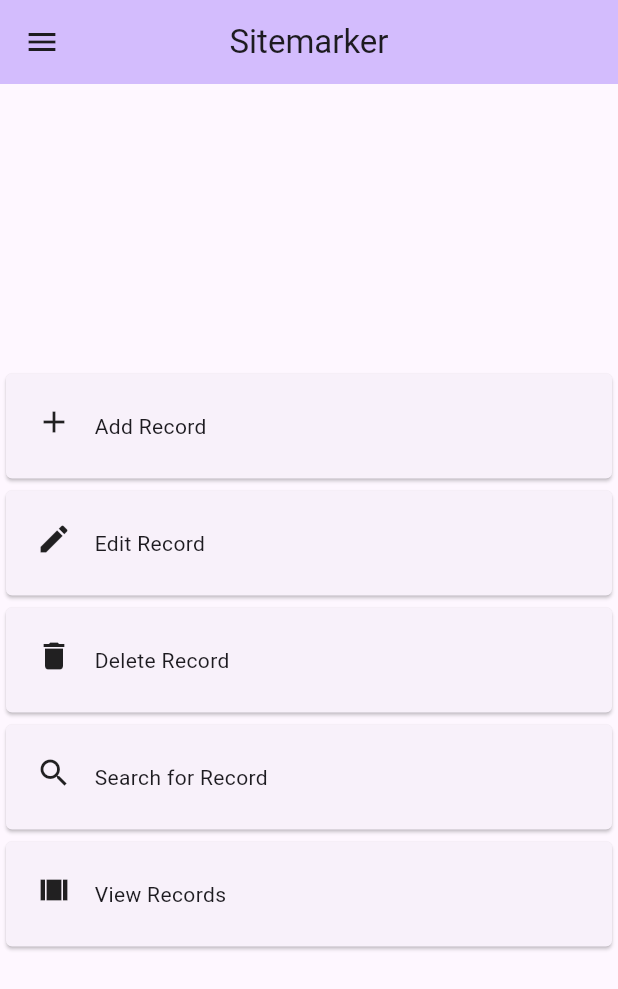
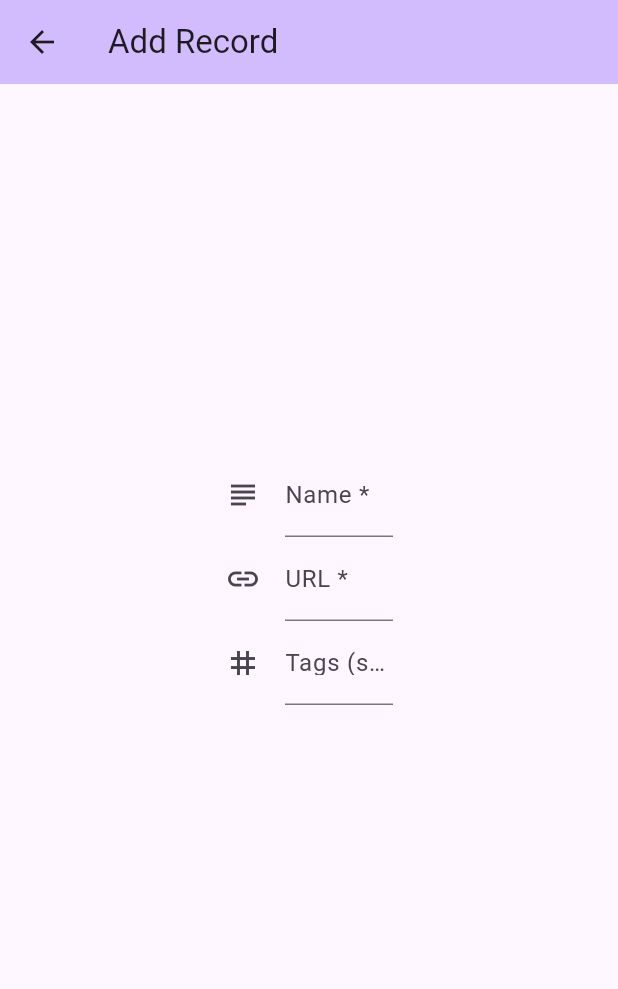
Before and after one commit to aerocyber/sitemarker, a Flutter app: the screen it shows after launch, after a tap on "Add Record", on a phone screen of 412 x 824 dp. Shown: the top 989 px of the screen. Run offline on Flutter 3.47's test engine with Material 3 defaults, Android fonts, the phone set to English and light mode, and no system bars; our stand-ins replace objectbox; generated files the repository leaves out were written again.

Commit message:
Add a number of changes that involve replacing internal.omio to ObjectBox DB, new pages, build config, logo, navigation and others.

```diff
--- a/lib/components/nav_drawer.dart
+++ b/lib/components/nav_drawer.dart
@@ -1,4 +1,6 @@
 import 'package:flutter/material.dart';
+import 'package:sitemarker/pages/dialog.dart';
+import 'package:url_launcher/url_launcher.dart';
 
 class NavDrawer extends StatelessWidget {
   const NavDrawer({super.key});
@@ -14,18 +16,11 @@ class NavDrawer extends StatelessWidget {
                 BoxDecoration(color: Color.fromARGB(255, 175, 188, 207)),
             child: Column(
               mainAxisAlignment: MainAxisAlignment.center,
-              children: [
-                Text(
-                  "Options",
-                  textAlign: TextAlign.center,
-                  style: TextStyle(
-                    color: Color.fromARGB(255, 34, 34, 34),
-                  ),
-                ),
-              ],
+              children: [],
             ),
           ),
           ListTile(
+            leading: const Icon(Icons.report),
             title: const Text(
               "Report Issue",
               textAlign: TextAlign.center,
@@ -33,40 +28,142 @@ class NavDrawer extends StatelessWidget {
                 color: Color.fromARGB(255, 157, 43, 43),
               ),
             ),
-            onTap: () => {}, // TODO: Implement navigation to About page
+            onTap: _launchUrlIssue,
           ),
-          ListTile(
-            title: const Text(
-              "Donate",
-              textAlign: TextAlign.center,
-              style: TextStyle(
-                color: Color.fromARGB(255, 74, 201, 63),
+          GestureDetector(
+            onTap: _launchUrlDocs,
+            child: ListTile(
+              leading: const Icon(Icons.description),
+              title: Text(
+                "Documentation",
+                textAlign: TextAlign.center,
+                style: TextStyle(
+                  color: Theme.of(context).colorScheme.primary,
+                ),
               ),
             ),
-            onTap: () => {}, // TODO: Implement navigation to About page
           ),
-          ListTile(
-            title: const Text(
+          GestureDetector(
+            child: ListTile(
+              leading: const Icon(Icons.favorite),
+              title: Text(
+                "Donate",
+                textAlign: TextAlign.center,
+                style: TextStyle(
+                  color: Theme.of(context).colorScheme.primary,
+                ),
+              ),
+              onTap: () {
+                showAlertDialog(context);
+              },
+            ),
+          ),
+          AboutListTile(
+            icon: const Icon(Icons.info),
+            applicationIcon: Image.asset("assets/icons/sitemarker-logo.png"),
+            applicationLegalese:
+                '\u{a9} 2023 - present Aero\nLicensed under the MIT License',
+            applicationName: 'Sitemarker',
+            applicationVersion: '2.0.0-dev',
+            aboutBoxChildren: <Widget>[
+              const SizedBox(
+                height: 25,
+              ),
+              RichText(
+                  text: TextSpan(children: <TextSpan>[
+                TextSpan(
+                    style: Theme.of(context).textTheme.bodyMedium!,
+                    text:
+                        'Sitemarker is an open source bookmark manager for easy bookmark management. Learn more at '),
+                TextSpan(
+                  style: Theme.of(context).textTheme.bodyMedium!.copyWith(
+                        color: Theme.of(context).colorScheme.primary,
+                      ),
+                  text: 'https://aerocyber.github.io/sitemarker',
+                ),
+                TextSpan(
+                    style: Theme.of(context).textTheme.bodyMedium!, text: '.'),
+              ]))
+            ],
+            child: ListTile(
+                title: Text(
               "About",
               textAlign: TextAlign.center,
               style: TextStyle(
-                color: Colors.blueGrey,
+                color: Theme.of(context).colorScheme.primary,
               ),
-            ),
-            onTap: () => {}, // TODO: Implement navigation to About page
+            )),
           ),
-          ListTile(
-            title: const Text(
-              "Licenses",
-              textAlign: TextAlign.center,
-              style: TextStyle(
-                color: Colors.blueGrey,
-              ),
-            ),
-            onTap: () => {}, // TODO: Implement navigation to licenses page
-          )
         ],
       ),
     );
   }
+
+  showAlertDialog(BuildContext context) {
+    AlertDialog ad = AlertDialog(
+      title: const Text("Donate to the project"),
+      content: const Text("How would you like to donate?"),
+      actions: [
+        TextButton(
+          onPressed: _launchUrlBMC,
+          child: const Text("Buy Me a Coffee"),
+        ),
+        TextButton(
+            onPressed: _launchUrlGS, child: const Text("Github Sponsors")),
+        TextButton(
+            onPressed: () {
+              Navigator.pop(context);
+            },
+            child: const Text("Cancel")),
+      ],
+    );
+
+    showDialog(
+        context: context,
+        builder: (BuildContext context) {
+          return ad;
+        });
+  }
+
+  Future<void> _launchUrlBMC() async {
+    if (!await launchUrl(Uri.parse('https://buymeacoffee.com/aerocyber'))) {
+      const DialogInfo(
+        alertTitle: "Error launching the browser",
+        alertBody:
+            "Could not launch URL. Type in https://buymeacoffee.com/aerocyber in your browser!",
+      );
+    }
+  }
+
+  Future<void> _launchUrlGS() async {
+    if (!await launchUrl(Uri.parse('https://github.com/sponsors/aerocyber'))) {
+      const DialogInfo(
+        alertTitle: "Error launching the browser",
+        alertBody:
+            "Could not launch URL. Type in https://github.com/sponsors/aerocyber in your browser!",
+      );
+    }
+  }
+
+  Future<void> _launchUrlIssue() async {
+    if (!await launchUrl(
+        Uri.parse('https://github.com/aerocyber/sitemarker/issues'))) {
+      const DialogInfo(
+        alertTitle: "Error launching the browser",
+        alertBody:
+            "Could not launch URL. Type in https://github.com/aerocyber/sitemarker/issues in your browser!",
+      );
+    }
+  }
+
+  Future<void> _launchUrlDocs() async {
+    if (!await launchUrl(
+        Uri.parse('https://aerocyber.github.io/sitemarker/docs'))) {
+      const DialogInfo(
+        alertTitle: "Error launching the browser",
+        alertBody:
+            "Could not launch URL. Type in https://aerocyber.github.io/sitemarker/docs in your browser!",
+      );
+    }
+  }
 }
--- a/lib/main.dart
+++ b/lib/main.dart
@@ -1,5 +1,3 @@
-import 'dart:io';
-
 import 'package:flutter/material.dart';
 import 'package:sitemarker/components/card_add.dart';
 import 'package:sitemarker/components/card_delete.dart';
@@ -7,11 +5,18 @@ import 'package:sitemarker/components/card_edit.dart';
 import 'package:sitemarker/components/card_search.dart';
 import 'package:sitemarker/components/nav_drawer.dart';
 import 'package:sitemarker/components/card_view.dart';
+import 'package:sitemarker/model.dart';
+import 'package:sitemarker/objectbox_bind.dart';
+import 'package:sitemarker/pages/dialog.dart';
+import 'package:sitemarker/pages/page_add.dart';
+import 'package:sitemarker/pages/page_view.dart';
 import 'package:sitemarker/errors.dart';
-import 'package:sitemarker/sitemarker_data.dart';
-import 'package:sitemarker/omio_file.dart';
+import 'package:sitemarker/sitemarker_record.dart';
 
-void main() {
+late ObjectBox objectbox;
+Future<void> main() async {
+  WidgetsFlutterBinding.ensureInitialized();
+  objectbox = await ObjectBox.create();
   runApp(const SitemarkerApp());
 }
 
@@ -67,61 +72,27 @@ class SitemarkerHome extends StatefulWidget {
 }
 
 class _SitemarkerHomeState extends State<SitemarkerHome> {
-  late SitemarkerRecords smr;
-  late File omioFileLocation;
+  final recordBox = objectbox.store.box<SitemarkerInternalRecord>();
 
-  void _incrementCounter() {
-    setState(() {
-      // This call to setState tells the Flutter framework that something has
-      // changed in this State, which causes it to rerun the build method below
-      // so that the display can reflect the updated values. If we changed
-      // _counter without calling setState(), then the build method would not be
-      // called again, and so nothing would appear to happen.
-    });
-  }
+  _SitemarkerHomeState();
 
   @override
   Widget build(BuildContext context) {
-    // This method is rerun every time setState is called, for instance as done
-    // by the _incrementCounter method above.
-    //
-    // The Flutter framework has been optimized to make rerunning build methods
-    // fast, so that you can just rebuild anything that needs updating rather
-    // than having to individually change instances of widgets.
     return Scaffold(
       appBar: AppBar(
-        // TRY THIS: Try changing the color here to a specific color (to
-        // Colors.amber, perhaps?) and trigger a hot reload to see the AppBar
-        // change color while the other colors stay the same.
         backgroundColor: Theme.of(context).colorScheme.inversePrimary,
-        // Here we take the value from the MyHomePage object that was created by
-        // the App.build method, and use it to set our appbar title.
         title: Text(widget.title),
         centerTitle: true,
       ),
       body: Center(
-        // Center is a layout widget. It takes a single child and positions it
-        // in the middle of the parent.
         child: Column(
-          // Column is also a layout widget. It takes a list of children and
-          // arranges them vertically. By default, it sizes itself to fit its
-          // children horizontally, and tries to be as tall as its parent.
-          //
-          // Column has various properties to control how it sizes itself and
-          // how it positions its children. Here we use mainAxisAlignment to
-          // center the children vertically; the main axis here is the vertical
-          // axis because Columns are vertical (the cross axis would be
-          // horizontal).
-          //
-          // TRY THIS: Invoke "debug painting" (choose the "Toggle Debug Paint"
-          // action in the IDE, or press "p" in the console), to see the
-          // wireframe for each widget.
           mainAxisAlignment: MainAxisAlignment.center,
           children: <Widget>[
             GestureDetector(
               child: const CardAdd(),
-              onTap: () =>
-                  {}, // TODO: Implement adding record via page navigation
+              onTap: () {
+                _navigateGetData(context);
+              },
             ),
             GestureDetector(
               onTap: () =>
@@ -139,8 +110,15 @@ class _SitemarkerHomeState extends State<SitemarkerHome> {
               child: const CardSearch(),
             ),
             GestureDetector(
-              onTap: () =>
-                  {}, // TODO: Implement viewing record via page navigation
+              onTap: () {
+                Navigator.push(
+                    context,
+                    MaterialPageRoute(
+                      builder: (context) => ViewPage(
+                        ob: recordBox,
+                      ),
+                    ));
+              },
               child: const CardView(),
             ),
           ],
@@ -149,4 +127,46 @@ class _SitemarkerHomeState extends State<SitemarkerHome> {
       drawer: const NavDrawer(),
     );
   }
+
+  Future<void> _navigateGetData(BuildContext context) async {
+    try {
+      final SitemarkerRecord result = await Navigator.push(
+        context,
+        MaterialPageRoute(builder: (context) => PageAdd()),
+      );
+
+      if (!mounted) return;
+      String tagString = '';
+      for (int i = 0; i < result.tags.length; i++) {
+        tagString = "$tagString ${result.tags[i]}";
+        if (i != result.tags.length - 1) {
+          tagString = '$tagString, ';
+        }
+      }
+      SitemarkerInternalRecord smir =
+          SitemarkerInternalRecord(result.name, result.url, tagString);
+      recordBox.put(smir);
+    } on InvalidUrlError {
+      showAlertDialog(
+        context,
+        "Invalid URL",
+        "Please enter a valid URL.",
+      );
+    } on DuplicateRecordException {
+      showAlertDialog(context, "Duplicate Entry",
+          "There is already an entry with the provided name/URL.");
+    }
+  }
+
+  void showAlertDialog(
+      BuildContext context, String dialogTitle, String bodyText) {
+    showDialog(
+        context: context,
+        builder: (BuildContext context) {
+          return DialogInfo(
+            alertTitle: dialogTitle,
+            alertBody: bodyText,
+          );
+        });
+  }
 }
--- /dev/null
+++ b/lib/model.dart
@@ -0,0 +1,13 @@
+import 'package:objectbox/objectbox.dart';
+
+@Entity()
+class SitemarkerInternalRecord {
+  @Id()
+  int entryNo = 0;
+
+  final String name;
+  final String validUrl;
+  final String tagString;
+
+  SitemarkerInternalRecord(this.name, this.validUrl, this.tagString);
+}
--- /dev/null
+++ b/lib/objectbox_bind.dart
@@ -0,0 +1,20 @@
+import 'package:path/path.dart' as p;
+import 'package:path_provider/path_provider.dart';
+import 'objectbox.g.dart'; // created by `flutter pub run build_runner build`
+
+class ObjectBox {
+  /// The Store of this app.
+  late final Store store;
+
+  ObjectBox._create(this.store) {
+    // Add any additional setup code, e.g. build queries.
+  }
+
+  /// Create an instance of ObjectBox to use throughout the app.
+  static Future<ObjectBox> create() async {
+    final docsDir = await getApplicationDocumentsDirectory();
+    // Future<Store> openStore() {...} is defined in the generated objectbox.g.dart
+    final store = await openStore(directory: p.join(docsDir.path, "sitemarker"));
+    return ObjectBox._create(store);
+  }
+}
--- /dev/null
+++ b/lib/pages/page_add.dart
@@ -0,0 +1,106 @@
+import 'package:flutter/material.dart';
+import 'package:sitemarker/sitemarker_record.dart';
+
+class PageAdd extends StatelessWidget {
+  final SitemarkerRecord smr = SitemarkerRecord();
+  final _formkey = GlobalKey<FormState>();
+
+  PageAdd({super.key});
+
+  @override
+  Widget build(BuildContext context) {
+    return Scaffold(
+      appBar: AppBar(
+        title: const Text("Add Record"),
+        backgroundColor: Theme.of(context).colorScheme.inversePrimary,
+      ),
+      body: Center(
+        child: Form(
+          key: _formkey,
+          child: Padding(
+            padding: const EdgeInsets.all(150),
+            child: Wrap(
+              spacing: 100,
+              children: <Widget>[
+                TextFormField(
+                  decoration: const InputDecoration(
+                    icon: Icon(Icons.subject),
+                    hintText: 'Enter the name to be associated with the URL',
+                    labelText: 'Name *',
+                  ),
+                  validator: (name) {
+                    if (name == null || name.isEmpty) {
+                      return "Please enter a name";
+                    }
+                    smr.name = name;
+                    return null;
+                  },
+                ),
+                TextFormField(
+                  decoration: const InputDecoration(
+                    icon: Icon(Icons.link),
+                    hintText: 'Enter the URL',
+                    labelText: 'URL *',
+                  ),
+                  validator: (url) {
+                    if (url == null || url.isEmpty) {
+                      return "Please enter a link";
+                    }
+                    if (!(Uri.parse(url).isAbsolute)) {
+                      return "Please enter a valid URL";
+                    }
+                    smr.url = url;
+                    return null;
+                  },
+                ),
+                TextFormField(
+                  decoration: const InputDecoration(
+                    icon: Icon(Icons.tag),
+                    hintText:
+                        'Enter the tags to be associated with the URL separated by comma',
+                    labelText: 'Tags (separated by ,)',
+                  ),
+                  validator: (tags) {
+                    List<String> tagList = [];
+                    if (tags != null && tags.isNotEmpty) {
+                      List<String> tmp = tags.split(',');
+                      for (int i = 0; i < tmp.length; i++) {
+                        tagList.add(tmp[i]);
+                      }
+                    }
+                    smr.tags = tagList;
+                    return null;
+                  },
+                ),
+                Padding(
+                  padding:
+                      const EdgeInsets.symmetric(horizontal: 250, vertical: 30),
+                  child: Row(
+                    crossAxisAlignment: CrossAxisAlignment.center,
+                    children: <Widget>[
+                      ElevatedButton(
+                        onPressed: () {
+                          Navigator.pop(context, SitemarkerRecord());
+                        },
+                        child: const Text("Cancel"),
+                      ),
+                      const SizedBox(
+                        width: 100,
+                      ),
+                      ElevatedButton(
+                        onPressed: () {
+                          Navigator.pop(context, smr);
+                        },
+                        child: const Text("Submit"),
+                      ),
+                    ],
+                  ),
+                ),
+              ],
+            ),
+          ),
+        ),
+      ),
+    );
+  }
+}
--- a/lib/sitemarker_record.dart
+++ b/lib/sitemarker_record.dart
@@ -6,7 +6,9 @@ class SitemarkerRecord {
   late String url;
   late List<String> tags;
 
-  SitemarkerRecord(String name, String url, List<String> tags) {
+  SitemarkerRecord();
+
+  void setRecord(String name, String url, List<String> tags) {
     if (isValidUrl(url)) {
       this.name = name;
       this.url = url;
@@ -18,11 +20,6 @@ class SitemarkerRecord {
 
   bool isValidUrl(String url) {
     /// Check if URL is valid.
-    try {
-      Uri _ = Uri.dataFromString(url);
-    } on InvalidUrlError {
-      return false;
-    }
-    return true;
+    return Uri.parse(url).isAbsolute;
   }
 }
```
Also changed, not shown: lib/objectbox-model.json (added, +54 -0 lines), lib/omio_file.dart (+27 -27 lines), lib/pages/dialog.dart (added, +20 -0 lines), lib/pages/page_search.dart (added, +12 -0 lines), lib/pages/page_view.dart (added, +92 -0 lines), lib/sitemarker_data.dart (+10 -13 lines), pubspec.yaml (+11 -0 lines), assets/icons/appstore.png (added), assets/icons/playstore.png (added), assets/icons/sitemarker-1024x1024-rounded.svg (added), assets/icons/sitemarker-1024x1024.svg (added), assets/icons/sitemarker-logo.png (added), pubspec.lock, 78 other files.
